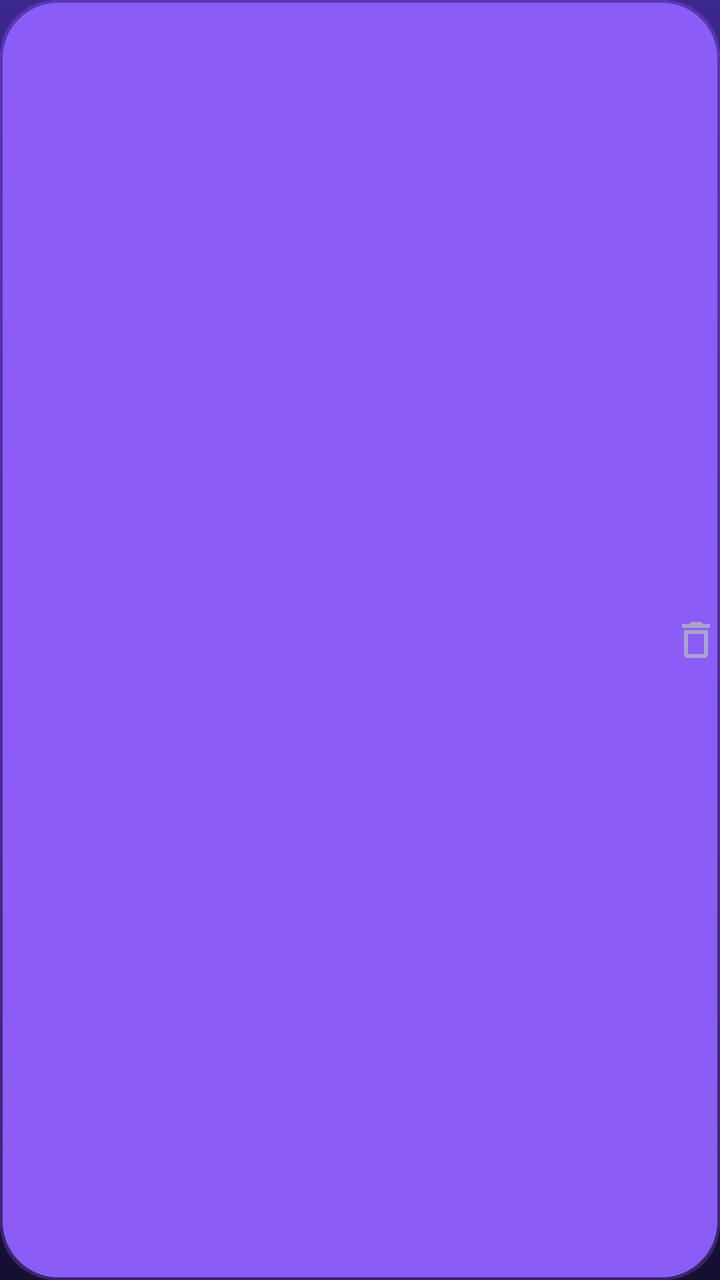
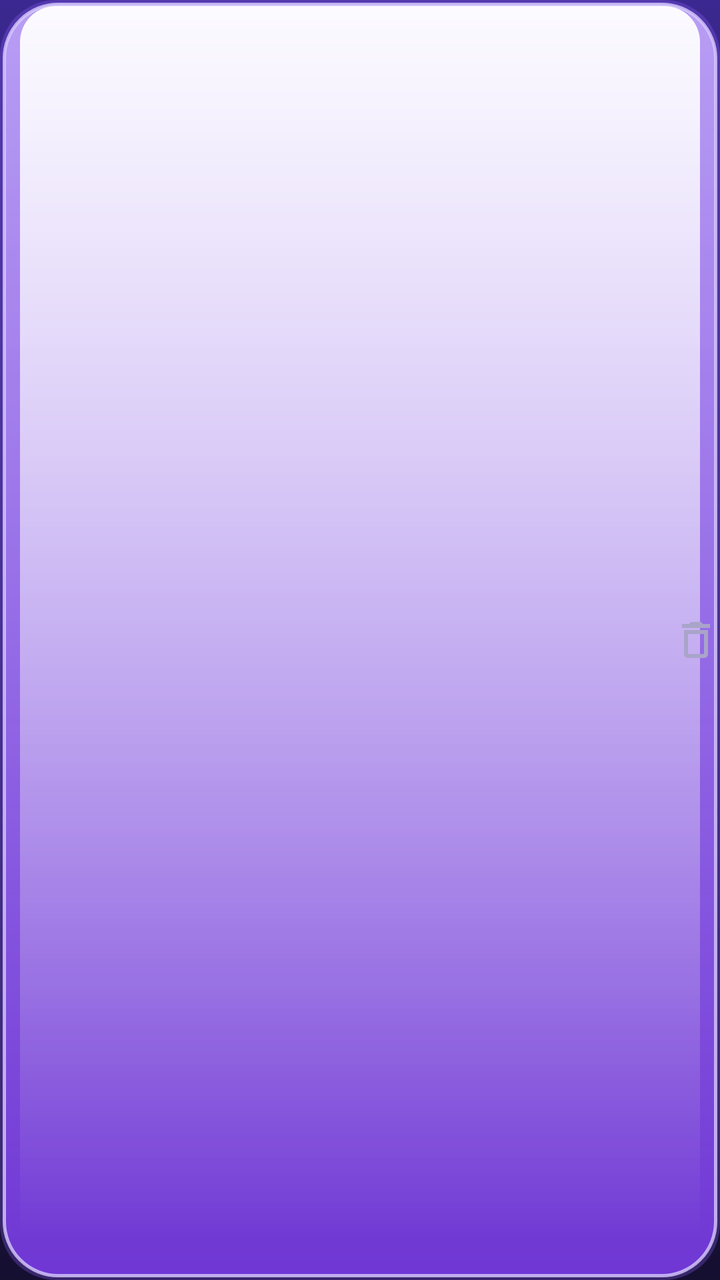

An Android layout rendered at two revisions. The XML below is the earlier revision; the diff shows what the commit changed to produce the second picture.
<!-- AndroidManifest.xml: another module's application theme Theme.App -->
<!-- res/layout/adapter_restore.xml -->
<?xml version="1.0" encoding="utf-8"?>
<androidx.appcompat.widget.LinearLayoutCompat xmlns:android="http://schemas.android.com/apk/res/android" xmlns:app="http://schemas.android.com/apk/res-auto"
    android:layout_width="match_parent"
    android:layout_height="wrap_content"
    android:background="@drawable/shape_accent"
    android:gravity="center_vertical"
    android:orientation="horizontal">

    <androidx.appcompat.widget.LinearLayoutCompat
        android:layout_width="0dp"
        android:layout_height="wrap_content"
        android:layout_marginEnd="8dp"
        android:layout_weight="1"
        android:orientation="vertical">

        <com.google.android.material.textview.MaterialTextView
            android:id="@+id/name"
            android:layout_width="wrap_content"
            android:layout_height="wrap_content"
            android:singleLine="true"
            android:textColor="@color/nf_text"
            android:textSize="14sp" />

        <com.google.android.material.textview.MaterialTextView
            android:id="@+id/time"
            android:layout_width="wrap_content"
            android:layout_height="wrap_content"
            android:singleLine="true"
            android:textColor="@color/nf_text_2"
            android:textSize="12sp" />

    </androidx.appcompat.widget.LinearLayoutCompat>

    <androidx.appcompat.widget.AppCompatImageView
        android:id="@+id/delete"
        android:layout_width="wrap_content"
        android:layout_height="wrap_content"
        android:background="?attr/selectableItemBackgroundBorderless"
        android:src="@drawable/ic_setting_delete"
        app:tint="@color/nf_text_2" />

</androidx.appcompat.widget.LinearLayoutCompat>
<!-- resources referenced by this layout -->
<resources>
  <color name="nf_text">#F0EEFA</color>
  <color name="nf_text_2">#A9A4C9</color>
  <!-- drawable ic_setting_delete (drawable) -->
  <vector xmlns:android="http://schemas.android.com/apk/res/android"
      android:width="24dp"
      android:height="24dp"
      android:tint="?attr/colorControlNormal"
      android:viewportWidth="24"
      android:viewportHeight="24">
      <path
          android:fillColor="@android:color/white"
          android:pathData="M16,9v10H8V9h8m-1.5,-6h-5l-1,1H5v2h14V4h-3.5l-1,-1zM18,7H6v12c0,1.1 0.9,2 2,2h8c1.1,0 2,-0.9 2,-2V7z" />
  </vector>
  <!-- drawable shape_accent (drawable) -->
  <?xml version="1.0" encoding="utf-8"?>
  <ripple xmlns:android="http://schemas.android.com/apk/res/android"
      android:color="#40A855F7">
      <item>
          <layer-list>
              <item>
                  <shape android:shape="rectangle">
                      <corners android:radius="28dp" />
                      <solid android:color="#4D8B5CF6" />
                  </shape>
              </item>
              <item
                  android:bottom="1.5dp"
                  android:left="1.5dp"
                  android:right="1.5dp"
                  android:top="1.5dp">
                  <shape android:shape="rectangle">
                      <corners android:radius="27dp" />
                      <solid android:color="#FF8B5CF6" />
                      <stroke
                          android:width="1.5dp"
                          android:color="#FF8B5CF6" />
                  </shape>
              </item>
          </layer-list>
      </item>
      <item android:id="@android:id/mask">
          <shape android:shape="rectangle">
              <corners android:radius="28dp" />
              <solid android:color="@color/white" />
          </shape>
      </item>
  </ripple>
  <style name="Theme.App" parent="Theme.Base" />
  <color name="white">#FFFFFF</color>
  <color name="nf_accent">#7C6BFF</color>
  <color name="nf_on_focus">#0B1520</color>
  <color name="nf_activated">#9A8BFF</color>
  <!-- drawable bg_page (drawable) -->
  <?xml version="1.0" encoding="utf-8"?>
  <shape xmlns:android="http://schemas.android.com/apk/res/android"
      android:shape="rectangle">
      <gradient
          android:angle="270"
          android:centerColor="#2A1C6B"
          android:centerY="0.5"
          android:endColor="#150F30"
          android:startColor="#3B2890"
          android:type="linear" />
  </shape>
  <color name="nf_surface">#2E2566</color>
  <color name="nf_card">#3D3088</color>
  <color name="nf_card_btn">#4A3D9E</color>
  <color name="nf_accent_soft">#2C2557</color>
  <color name="transparent">#00000000</color>
  <!-- unchanged entries left out for length: 1 -->
</resources>

<!-- the commit's change to res/layout/adapter_restore.xml (unified diff, before → after) -->
@@ -18,7 +18,7 @@
             android:layout_width="wrap_content"
             android:layout_height="wrap_content"
             android:singleLine="true"
-            android:textColor="@color/nf_text"
+            android:textColor="@color/nf_on_focus"
             android:textSize="14sp" />
 
         <com.google.android.material.textview.MaterialTextView
@@ -26,7 +26,7 @@
             android:layout_width="wrap_content"
             android:layout_height="wrap_content"
             android:singleLine="true"
-            android:textColor="@color/nf_text_2"
+            android:textColor="@color/nf_text_3"
             android:textSize="12sp" />
 
     </androidx.appcompat.widget.LinearLayoutCompat>
<!-- resource entries referenced after the edit -->
@@ -2,6 +2,7 @@
 <resources>
   <color name="nf_text">#F0EEFA</color>
   <color name="nf_text_2">#A9A4C9</color>
+  <color name="nf_text_3">#7C77A0</color>
   <!-- drawable ic_setting_delete (drawable) -->
   <vector xmlns:android="http://schemas.android.com/apk/res/android"
       android:width="24dp"
@@ -32,10 +33,30 @@
                   android:top="1.5dp">
                   <shape android:shape="rectangle">
                       <corners android:radius="27dp" />
-                      <solid android:color="#FF8B5CF6" />
+                      <gradient
+                          android:angle="270"
+                          android:startColor="#DBC9AEFF"
+                          android:endColor="#CC7C3AED" />
                       <stroke
                           android:width="1.5dp"
-                          android:color="#FF8B5CF6" />
+                          android:color="#CCD9CCFF" />
+                  </shape>
+              </item>
+              <item
+                  android:bottom="22dp"
+                  android:left="10dp"
+                  android:right="10dp"
+                  android:top="3dp">
+                  <shape android:shape="rectangle">
+                      <corners
+                          android:bottomLeftRadius="0dp"
+                          android:bottomRightRadius="0dp"
+                          android:topLeftRadius="18dp"
+                          android:topRightRadius="18dp" />
+                      <gradient
+                          android:angle="270"
+                          android:startColor="#F2FFFFFF"
+                          android:endColor="#00FFFFFF" />
                   </shape>
               </item>
           </layer-list>
